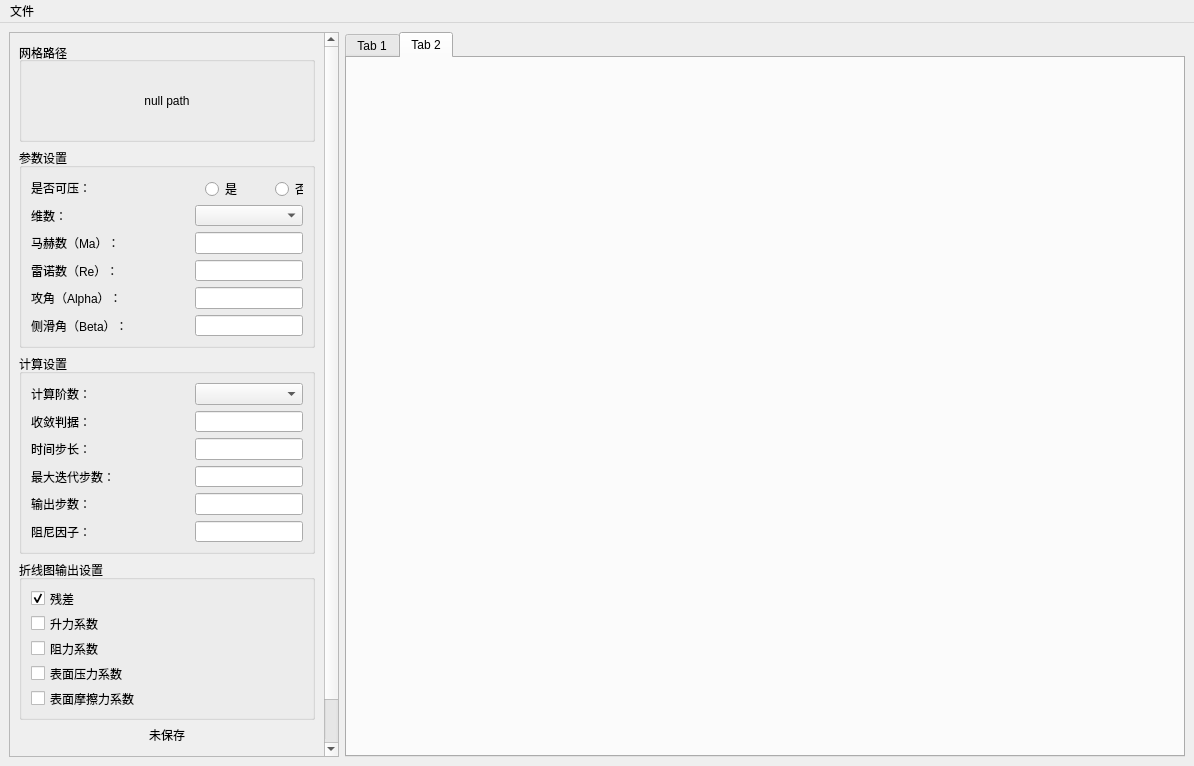
Before: the Qt Designer form mainwindow.ui in Jan-fast/CFD, drawn with Qt 5.
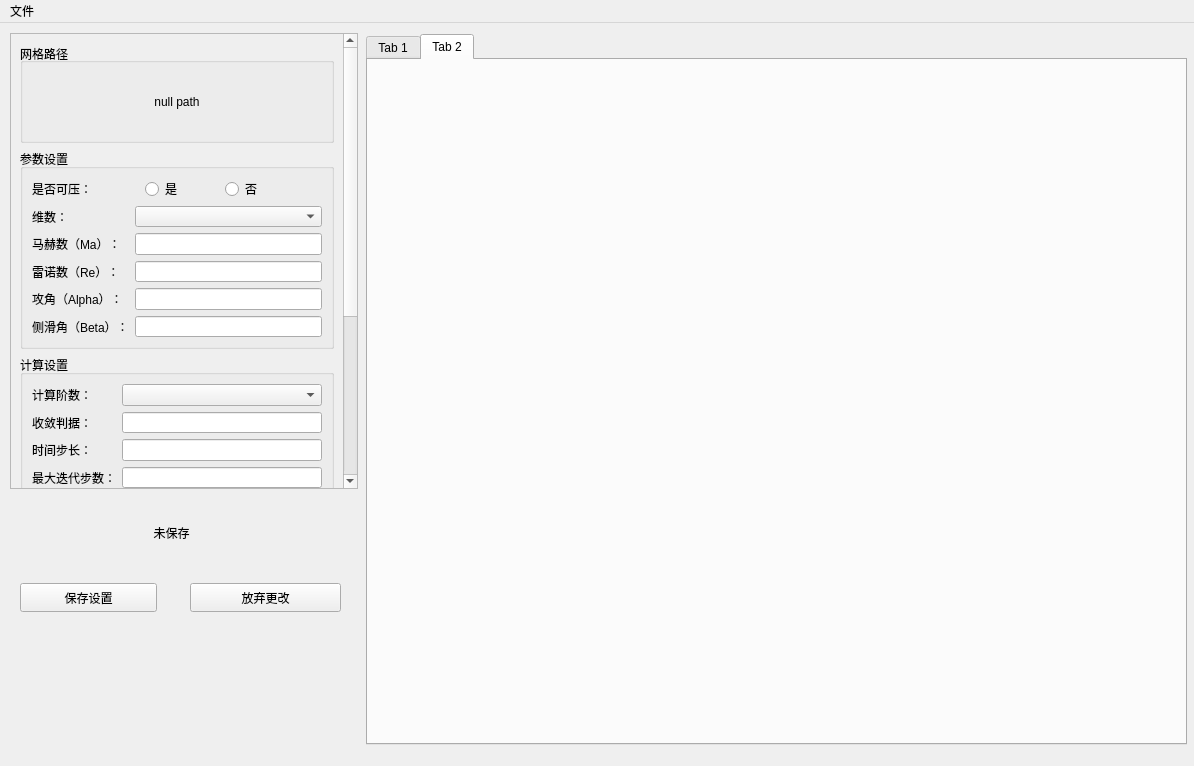
After: the same form once the commit is applied. The open tabs and pages were chosen to show the change.

```diff
--- a/mainwindow.ui
+++ b/mainwindow.ui
@@ -20,9 +20,18 @@
    <string>MainWindow</string>
   </property>
   <widget class="QWidget" name="centralwidget">
-   <layout class="QHBoxLayout" name="horizontalLayout_2">
-    <item>
-     <widget class="QScrollArea" name="scrollArea">
+   <widget class="QScrollArea" name="settingScrollArea">
+    <property name="enabled">
+     <bool>true</bool>
+    </property>
+    <property name="geometry">
+     <rect>
+      <x>10</x>
+      <y>10</y>
+      <width>348</width>
+      <height>456</height>
+     </rect>
+    </property>
       <property name="sizePolicy">
        <sizepolicy hsizetype="Preferred" vsizetype="Preferred">
         <horstretch>0</horstretch>
@@ -31,7 +40,7 @@
       </property>
       <property name="minimumSize">
        <size>
-        <width>330</width>
+      <width>300</width>
         <height>0</height>
        </size>
       </property>
@@ -48,9 +57,9 @@
        <property name="geometry">
         <rect>
          <x>0</x>
-         <y>0</y>
-         <width>307</width>
-         <height>788</height>
+       <y>-278</y>
+       <width>325</width>
+       <height>732</height>
         </rect>
        </property>
        <layout class="QVBoxLayout" name="verticalLayout_3">
@@ -118,33 +127,34 @@
            <string>参数设置</string>
           </property>
           <layout class="QGridLayout" name="gridLayout">
-           <item row="3" column="2">
-            <widget class="QLineEdit" name="ReInputLine"/>
-           </item>
-           <item row="5" column="2">
+         <item row="5" column="0">
+          <widget class="QLabel" name="BetaLabel">
+           <property name="text">
+            <string>侧滑角（Beta）：</string>
+           </property>
+          </widget>
+         </item>
+         <item row="5" column="1">
             <widget class="QLineEdit" name="BetaInputLine"/>
            </item>
-           <item row="3" column="1">
-            <spacer name="horizontalSpacer">
-             <property name="orientation">
-              <enum>Qt::Horizontal</enum>
-             </property>
-             <property name="sizeHint" stdset="0">
-              <size>
-               <width>40</width>
-               <height>20</height>
-              </size>
-             </property>
-            </spacer>
-           </item>
-           <item row="1" column="0">
-            <widget class="QLabel" name="DimenLabel">
+         <item row="4" column="1">
+          <widget class="QLineEdit" name="AlphaInputLine"/>
+         </item>
+         <item row="3" column="0">
+          <widget class="QLabel" name="ReLabel">
+           <property name="text">
+            <string>雷诺数（Re）：</string>
+           </property>
+          </widget>
+         </item>
+         <item row="4" column="0">
+          <widget class="QLabel" name="AlphaLabel">
              <property name="text">
-              <string>维数：</string>
+            <string>攻角（Alpha）：</string>
              </property>
             </widget>
            </item>
-           <item row="0" column="2">
+         <item row="0" column="1">
             <widget class="QWidget" name="widget" native="true">
              <property name="minimumSize">
               <size>
@@ -162,44 +172,40 @@
               <property name="geometry">
                <rect>
                 <x>10</x>
-                <y>0</y>
-                <width>41</width>
-                <height>24</height>
+              <y>1</y>
+              <width>66</width>
+              <height>20</height>
                </rect>
               </property>
               <property name="text">
                <string>是</string>
               </property>
+            <property name="checkable">
+             <bool>true</bool>
+            </property>
              </widget>
              <widget class="QRadioButton" name="radioButton_2">
               <property name="geometry">
                <rect>
-                <x>80</x>
-                <y>0</y>
-                <width>41</width>
-                <height>24</height>
+              <x>90</x>
+              <y>1</y>
+              <width>66</width>
+              <height>20</height>
                </rect>
               </property>
               <property name="text">
                <string>否</string>
               </property>
-             </widget>
-            </widget>
-           </item>
-           <item row="5" column="0">
-            <widget class="QLabel" name="BetaLabel">
-             <property name="text">
-              <string>侧滑角（Beta）：</string>
-             </property>
-            </widget>
-           </item>
-           <item row="1" column="2">
-            <widget class="QComboBox" name="DimenComboBox"/>
-           </item>
-           <item row="4" column="0">
-            <widget class="QLabel" name="AlphaLabel">
-             <property name="text">
-              <string>攻角（Alpha）：</string>
+            <property name="checkable">
+             <bool>true</bool>
+            </property>
+           </widget>
+          </widget>
+         </item>
+         <item row="1" column="1">
+          <widget class="QComboBox" name="DimenComboBox">
+           <property name="editable">
+            <bool>false</bool>
              </property>
             </widget>
            </item>
@@ -210,18 +216,18 @@
              </property>
             </widget>
            </item>
-           <item row="3" column="0">
-            <widget class="QLabel" name="ReLabel">
-             <property name="text">
-              <string>雷诺数（Re）：</string>
+         <item row="2" column="1">
+          <widget class="QLineEdit" name="MaInputLine">
+           <property name="readOnly">
+            <bool>false</bool>
+           </property>
+           <property name="clearButtonEnabled">
+            <bool>true</bool>
              </property>
             </widget>
            </item>
-           <item row="4" column="2">
-            <widget class="QLineEdit" name="AlphaInputLine"/>
-           </item>
-           <item row="2" column="2">
-            <widget class="QLineEdit" name="MaInputLine"/>
+         <item row="3" column="1">
+          <widget class="QLineEdit" name="ReInputLine"/>
            </item>
            <item row="0" column="0">
             <widget class="QLabel" name="compressLabel">
@@ -230,6 +236,13 @@
              </property>
             </widget>
            </item>
+         <item row="1" column="0">
+          <widget class="QLabel" name="DimenLabel">
+           <property name="text">
+            <string>维数：</string>
+           </property>
+          </widget>
+         </item>
           </layout>
          </widget>
         </item>
@@ -251,28 +264,15 @@
            <string>计算设置</string>
           </property>
           <layout class="QGridLayout" name="gridLayout_2">
-           <item row="2" column="1">
-            <spacer name="horizontalSpacer_2">
-             <property name="orientation">
-              <enum>Qt::Horizontal</enum>
-             </property>
-             <property name="sizeHint" stdset="0">
-              <size>
-               <width>40</width>
-               <height>20</height>
-              </size>
-             </property>
-            </spacer>
-           </item>
-           <item row="2" column="2">
-            <widget class="QLineEdit" name="timeStepInputLine"/>
-           </item>
-           <item row="3" column="2">
-            <widget class="QLineEdit" name="recurStepInputLine"/>
-           </item>
-           <item row="4" column="2">
+         <item row="4" column="1">
             <widget class="QLineEdit" name="outStepInputLine"/>
            </item>
+         <item row="3" column="1">
+          <widget class="QLineEdit" name="recurStepInputLine"/>
+         </item>
+         <item row="1" column="1">
+          <widget class="QLineEdit" name="iterConverInputLine"/>
+         </item>
            <item row="3" column="0">
             <widget class="QLabel" name="recurStepLabel">
              <property name="text">
@@ -280,6 +280,19 @@
              </property>
             </widget>
            </item>
+         <item row="5" column="1">
+          <widget class="QLineEdit" name="underRelaxInputLine"/>
+         </item>
+         <item row="4" column="0">
+          <widget class="QLabel" name="outStepLabel">
+           <property name="text">
+            <string>输出步数：</string>
+           </property>
+          </widget>
+         </item>
+         <item row="2" column="1">
+          <widget class="QLineEdit" name="timeStepInputLine"/>
+         </item>
            <item row="2" column="0">
             <widget class="QLabel" name="timeStepLabel">
              <property name="text">
@@ -301,6 +314,9 @@
              </property>
             </widget>
            </item>
+         <item row="0" column="1">
+          <widget class="QComboBox" name="orderComboBox"/>
+         </item>
            <item row="0" column="0">
             <widget class="QLabel" name="orderLabel">
              <property name="text">
@@ -308,22 +324,6 @@
              </property>
             </widget>
            </item>
-           <item row="0" column="2">
-            <widget class="QComboBox" name="orderComboBox"/>
-           </item>
-           <item row="5" column="2">
-            <widget class="QLineEdit" name="underRelaxInputLine"/>
-           </item>
-           <item row="4" column="0">
-            <widget class="QLabel" name="outStepLabel">
-             <property name="text">
-              <string>输出步数：</string>
-             </property>
-            </widget>
-           </item>
-           <item row="1" column="2">
-            <widget class="QLineEdit" name="iterConverInputLine"/>
-           </item>
           </layout>
          </widget>
         </item>
@@ -386,42 +386,26 @@
           </layout>
          </widget>
         </item>
-        <item>
-         <widget class="QLabel" name="reminderLabel">
-          <property name="text">
-           <string>未保存</string>
-          </property>
-          <property name="alignment">
-           <set>Qt::AlignCenter</set>
-          </property>
-         </widget>
-        </item>
         <item>
          <widget class="QWidget" name="widget_2" native="true">
-          <layout class="QHBoxLayout" name="horizontalLayout">
-           <item>
-            <widget class="QPushButton" name="saveSetButton">
-             <property name="text">
-              <string>保存设置</string>
-             </property>
-            </widget>
-           </item>
-           <item>
-            <widget class="QPushButton" name="cancelChangeButton">
-             <property name="text">
-              <string>放弃更改</string>
-             </property>
-            </widget>
-           </item>
-          </layout>
-         </widget>
-        </item>
-       </layout>
-      </widget>
-     </widget>
-    </item>
-    <item>
+        <layout class="QHBoxLayout" name="horizontalLayout"/>
+       </widget>
+      </item>
+     </layout>
+    </widget>
+   </widget>
      <widget class="QTabWidget" name="tabWidget">
+    <property name="geometry">
+     <rect>
+      <x>366</x>
+      <y>11</y>
+      <width>821</width>
+      <height>711</height>
+     </rect>
+    </property>
+    <property name="currentIndex">
+     <number>1</number>
+    </property>
       <widget class="QWidget" name="tab">
        <attribute name="title">
         <string>Tab 1</string>
@@ -433,8 +417,58 @@
        </attribute>
       </widget>
      </widget>
-    </item>
-   </layout>
+   <widget class="QLabel" name="reminderLabel">
+    <property name="geometry">
+     <rect>
+      <x>20</x>
+      <y>500</y>
+      <width>303</width>
+      <height>20</height>
+     </rect>
+    </property>
+    <property name="text">
+     <string>未保存</string>
+    </property>
+    <property name="alignment">
+     <set>Qt::AlignCenter</set>
+    </property>
+   </widget>
+   <widget class="QPushButton" name="saveSetButton">
+    <property name="geometry">
+     <rect>
+      <x>20</x>
+      <y>560</y>
+      <width>137</width>
+      <height>29</height>
+     </rect>
+    </property>
+    <property name="text">
+     <string>保存设置</string>
+    </property>
+   </widget>
+   <widget class="QPushButton" name="cancelChangeButton">
+    <property name="geometry">
+     <rect>
+      <x>190</x>
+      <y>560</y>
+      <width>151</width>
+      <height>29</height>
+     </rect>
+    </property>
+    <property name="text">
+     <string>放弃更改</string>
+    </property>
+   </widget>
+   <widget class="QWidget" name="widget_3" native="true">
+    <property name="geometry">
+     <rect>
+      <x>50</x>
+      <y>630</y>
+      <width>291</width>
+      <height>80</height>
+     </rect>
+    </property>
+   </widget>
   </widget>
   <widget class="QMenuBar" name="menubar">
    <property name="geometry">
```
Lines whose indentation alone changed are shown as unchanged.
